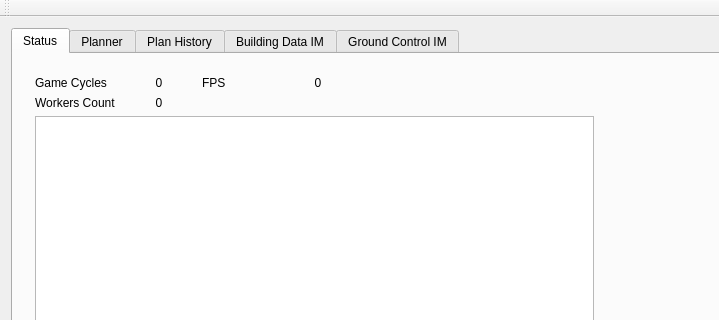
The window that src/IStrategizerBWAPIClient/ClientMain.ui (RtsAiResearch/IStrategizer) describes before a commit, drawn with Qt 5; both pictures show x 0 to 719 and y 0 to 320 of the 1024 by 799 pixel window.
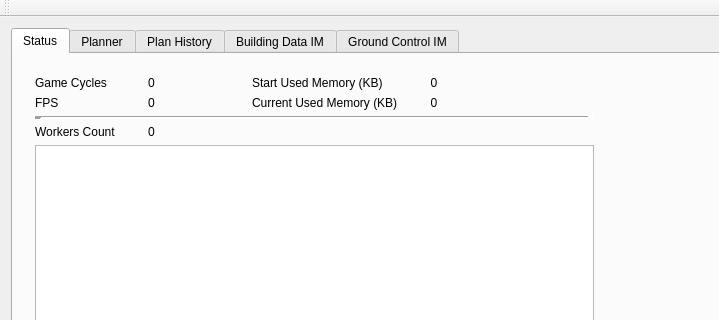
The same window after the commit. The open tabs and pages were chosen to show the change.

Commit message: Fix MEMORY management bugs

Patch:
```diff
--- a/src/IStrategizerBWAPIClient/ClientMain.ui
+++ b/src/IStrategizerBWAPIClient/ClientMain.ui
@@ -72,7 +72,41 @@
            <property name="sizeConstraint">
             <enum>QLayout::SetMinimumSize</enum>
            </property>
-           <item row="6" column="0" colspan="7">
+           <item row="3" column="1">
+            <widget class="QLabel" name="lblGameCyclesData">
+             <property name="text">
+              <string>0</string>
+             </property>
+             <property name="alignment">
+              <set>Qt::AlignCenter</set>
+             </property>
+            </widget>
+           </item>
+           <item row="7" column="0">
+            <widget class="QLabel" name="lblWorkersCount">
+             <property name="text">
+              <string>Workers Count</string>
+             </property>
+            </widget>
+           </item>
+           <item row="3" column="0">
+            <widget class="QLabel" name="lblGameCycles">
+             <property name="text">
+              <string>Game Cycles</string>
+             </property>
+            </widget>
+           </item>
+           <item row="7" column="1">
+            <widget class="QLabel" name="lblWorkersCountData">
+             <property name="text">
+              <string>0</string>
+             </property>
+             <property name="alignment">
+              <set>Qt::AlignCenter</set>
+             </property>
+            </widget>
+           </item>
+           <item row="8" column="0" colspan="7">
             <widget class="QTableWidget" name="tblWorkerState">
              <property name="font">
               <font>
@@ -111,18 +145,42 @@
              </property>
             </widget>
            </item>
+           <item row="5" column="3">
+            <widget class="QLabel" name="lblCurrUsedMemory">
+             <property name="text">
+              <string>Current Used Memory (KB)</string>
+             </property>
+            </widget>
+           </item>
+           <item row="5" column="4">
+            <widget class="QLabel" name="lblCurrUsedMemoryData">
+             <property name="text">
+              <string>0</string>
+             </property>
+             <property name="alignment">
+              <set>Qt::AlignCenter</set>
+             </property>
+            </widget>
+           </item>
+           <item row="3" column="3">
+            <widget class="QLabel" name="lblStartUsedMemory">
+             <property name="text">
+              <string>Start Used Memory (KB)</string>
+             </property>
+            </widget>
+           </item>
+           <item row="3" column="4">
+            <widget class="QLabel" name="lblStartMemoryData">
+             <property name="text">
+              <string>0</string>
+             </property>
+             <property name="alignment">
+              <set>Qt::AlignCenter</set>
+             </property>
+            </widget>
+           </item>
            <item row="5" column="1">
-            <widget class="QLabel" name="lblWorkersCountData">
-             <property name="text">
-              <string>0</string>
-             </property>
-             <property name="alignment">
-              <set>Qt::AlignCenter</set>
-             </property>
-            </widget>
-           </item>
-           <item row="3" column="1">
-            <widget class="QLabel" name="lblGameCyclesData">
+            <widget class="QLabel" name="lblFPSData">
              <property name="text">
               <string>0</string>
              </property>
@@ -132,33 +190,22 @@
             </widget>
            </item>
            <item row="5" column="0">
-            <widget class="QLabel" name="lblWorkersCount">
-             <property name="text">
-              <string>Workers Count</string>
-             </property>
-            </widget>
-           </item>
-           <item row="3" column="0">
-            <widget class="QLabel" name="lblGameCycles">
-             <property name="text">
-              <string>Game Cycles</string>
-             </property>
-            </widget>
-           </item>
-           <item row="3" column="2">
             <widget class="QLabel" name="lblFPS">
              <property name="text">
               <string>FPS</string>
              </property>
             </widget>
            </item>
-           <item row="3" column="3">
-            <widget class="QLabel" name="lblFPSData">
-             <property name="text">
-              <string>0</string>
+           <item row="6" column="0" colspan="7">
+            <widget class="Line" name="line">
+             <property name="frameShadow">
+              <enum>QFrame::Sunken</enum>
              </property>
-             <property name="alignment">
-              <set>Qt::AlignCenter</set>
+             <property name="lineWidth">
+              <number>7</number>
+             </property>
+             <property name="orientation">
+              <enum>Qt::Horizontal</enum>
              </property>
             </widget>
            </item>
```
Left out of the diff: 2 changed lines with no effect on the pictures. The commit also changes 17 other files.
